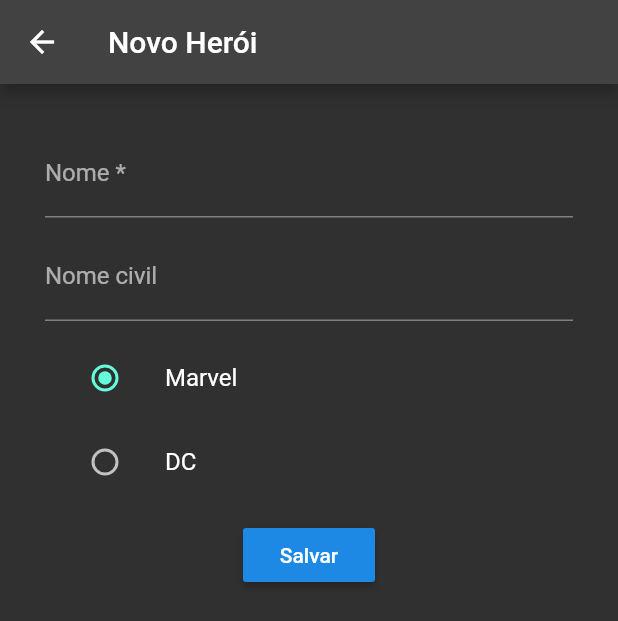
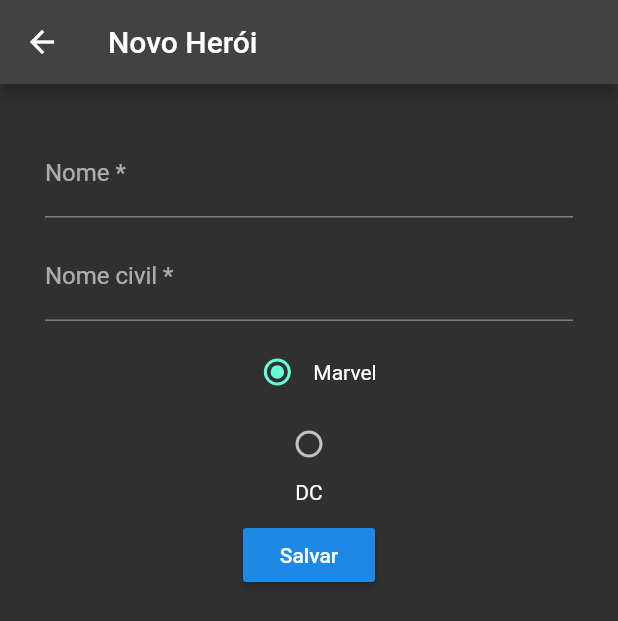
Before and after one commit to rlhorochovec/app_heroi, a Flutter app: the screen it shows after launch, after a tap on the "add" icon, on a phone screen of 412 x 824 dp. Shown: the top 621 px of the screen. Run offline on Flutter 3.47's test engine with Material 2 defaults, Android fonts, the phone set to English and light mode, and no system bars; network calls fail.

Commit message:
Ajuste de tela

```diff
--- a/lib/main.dart
+++ b/lib/main.dart
@@ -10,7 +10,7 @@
   @override
   Widget build(BuildContext context) {
     return MaterialApp(
-      title: 'Super Heróis',
+      title: 'Marvel | DC Heróis',
       theme: ThemeData(
         visualDensity: VisualDensity.adaptivePlatformDensity,
         brightness: Brightness.dark,
--- a/lib/page/heroi_add.dart
+++ b/lib/page/heroi_add.dart
@@ -68,7 +68,7 @@
                               decoration: const InputDecoration(
                                 // icon: Icon(Icons.person),
                                 hintText: 'Qual seu nome de registro?',
-                                labelText: 'Nome civil',
+                                labelText: 'Nome civil *',
                               ),
                               validator: (value) {
                                 if (value.isEmpty) {
@@ -83,11 +83,11 @@
                       ),
                       Container(
                         margin: EdgeInsets.fromLTRB(0, 0, 0, 10),
-                        child: Column(
-                          children: <Widget>[
-                            ListTile(
-                              title: const Text('Marvel'),
-                              leading: Radio(
+                        child: Column(children: [
+                          Row(
+                              mainAxisAlignment: MainAxisAlignment.center,
+                              children: [
+                                Radio(
                                     value: Universo.Marvel,
                                     groupValue: _universe,
                                     onChanged: (Universo value) {
@@ -95,12 +95,10 @@
                                         _universe = value;
                                         universe = 'Marvel';
                                       });
-                                },
-                              ),
-                            ),
-                            ListTile(
-                              title: const Text('DC'),
-                              leading: Radio(
+                                    }),
+                                Text('Marvel'),
+                              ]),
+                          Radio(
                               value: Universo.DC,
                               groupValue: _universe,
                               onChanged: (Universo value) {
@@ -108,11 +106,9 @@
                                   _universe = value;
                                   universe = 'DC';
                                 });
-                                },
-                              ),
-                            ),
-                          ],
-                        ),
+                              }),
+                          Text('DC'),
+                        ]),
                       ),
                       Container(
                         margin: EdgeInsets.fromLTRB(0, 0, 0, 10),
--- a/lib/page/heroi_page.dart
+++ b/lib/page/heroi_page.dart
@@ -24,7 +24,7 @@
     }
     return Scaffold(
       appBar: AppBar(
-        title: Text('Heróis'),
+        title: Text('Marvel | DC Heróis'),
       ),
       body: new Container(
         color: Colors.black,
```
Also changed, not shown: lib/page/heroi_detail.dart (+2 -8 lines), lib/page/heroi_edit.dart (+13 -20 lines). Lines whose indentation alone changed are shown as unchanged.
